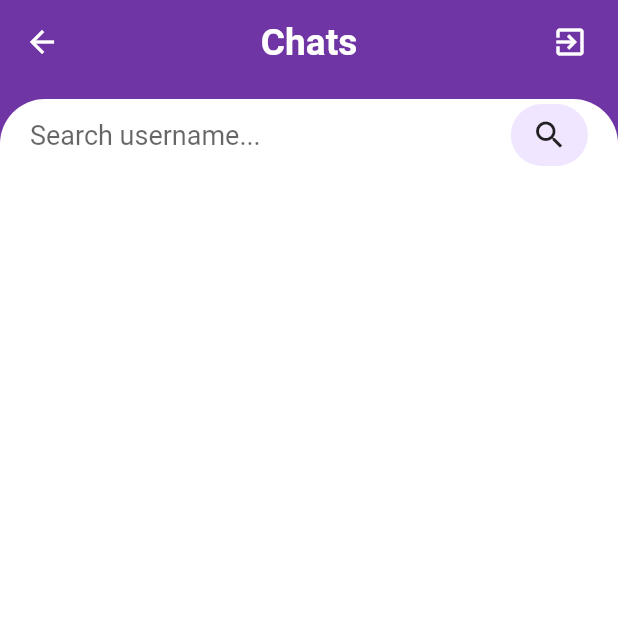
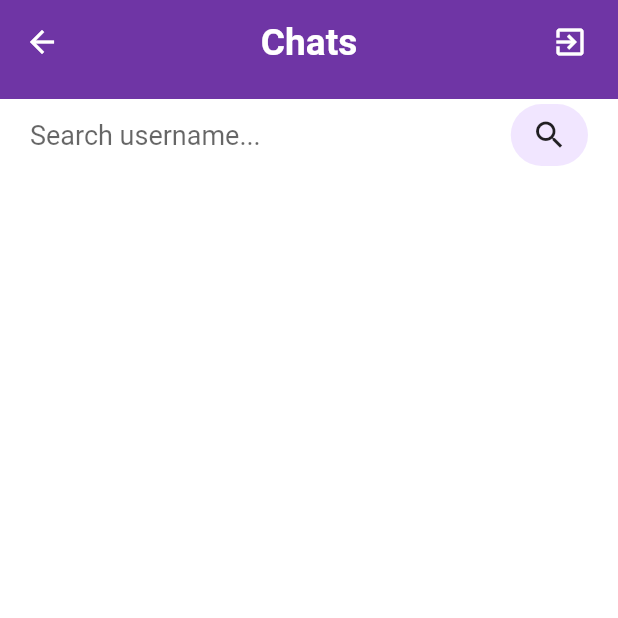
Before and after one commit to KKVANONYMOUS/Crypt-Chat, a Flutter app: the ChatRooms screen opened directly, after a tap on the "search" icon, on a phone screen of 412 x 824 dp, the top half of it. Run offline on Flutter 3.47's test engine with Material 2 defaults, Android fonts, the phone set to English and light mode, and no system bars; our stand-ins replace cloud_firestore, firebase_auth, firebase_core, flutter_svg, shared_preferences; accounts and stored records are empty.

Commit message:
Worked on UI

```diff
--- a/lib/views/chat_rooms_view.dart
+++ b/lib/views/chat_rooms_view.dart
@@ -55,13 +55,14 @@ class _ChatRoomsState extends State<ChatRooms> {
       ),
       body:Container(
          margin: EdgeInsets.fromLTRB(0, 10.0, 0, 0),
-        decoration: BoxDecoration(
-          color:Colors.white,
-          borderRadius: BorderRadius.only(
-            topLeft: Radius.circular(30.0),
-            topRight: Radius.circular(30.0)
-          )
-        ),
+        color: Colors.white,
+        // decoration: BoxDecoration(
+        //   color:Colors.white,
+        //   borderRadius: BorderRadius.only(
+        //     topLeft: Radius.circular(30.0),
+        //     topRight: Radius.circular(30.0)
+        //   )
+        // ),
       ),
       floatingActionButton: FloatingActionButton(
         child: Icon(Icons.search),
--- a/lib/views/search_view.dart
+++ b/lib/views/search_view.dart
@@ -111,13 +111,7 @@ class _SearchScreenState extends State<SearchScreen> {
       ),
       body:Container(
         margin: EdgeInsets.fromLTRB(0, 10.0, 0, 0),
-        decoration: BoxDecoration(
-            color:Colors.white,
-            borderRadius: BorderRadius.only(
-                topLeft: Radius.circular(30.0),
-                topRight: Radius.circular(30.0)
-            )
-        ),
+        color: Colors.white,
         child: Column(
           children: [
             Container(
--- a/lib/views/welcome_view.dart
+++ b/lib/views/welcome_view.dart
@@ -33,10 +33,10 @@ class WelcomeScreen extends StatelessWidget {
                   ),
                   SizedBox(height: screenSize.height * 0.04),
                   RoundedButton(screenSize: screenSize,text:'LOGIN', color: Theme.of(context).primaryColor,textColor:Colors.white,press: () {
-                   Navigator.push(context,MaterialPageRoute(builder: (context){return LoginScreen();}));
+                   Navigator.pushReplacement(context,MaterialPageRoute(builder: (context){return LoginScreen();}));
                   }),
                   RoundedButton(screenSize: screenSize,text:'SIGN UP', color: Color(0xFFF1E6FF),textColor:Colors.black,press: () {
-                    Navigator.push(context,MaterialPageRoute(builder: (context){return SignUpScreen();}));
+                    Navigator.pushReplacement(context,MaterialPageRoute(builder: (context){return SignUpScreen();}));
                   }),
                 ],
               ),
```
Also changed, not shown: lib/views/chat_view.dart (+54 -6 lines).
